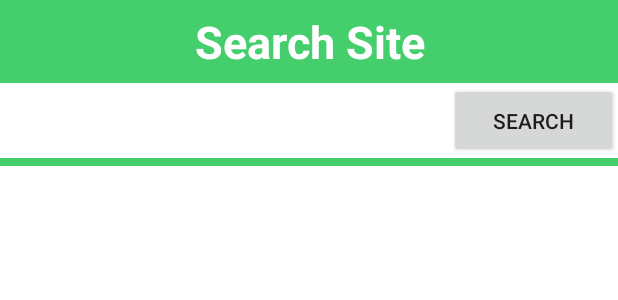
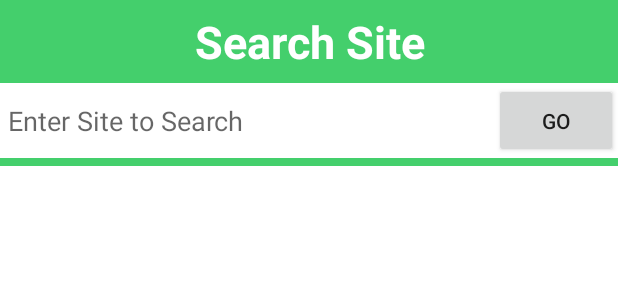
Before and after one commit to rawatrahul/YSL, an Android app: the layout activity_site.xml on its own in the app's theme, with its tools: preview values and no code run, on a phone screen of 412 x 824 dp. Shown: the top 300 px of the screen. Run offline under Robolectric (Android 15) with nearby library versions, the phone set to English and light mode, and no system bars; network calls fail.

Commit message:
small mods

```diff
--- a/app/src/main/res/layout/activity_site.xml
+++ b/app/src/main/res/layout/activity_site.xml
@@ -22,13 +22,15 @@
         <EditText
             android:layout_width="0dp"
             android:layout_weight="0.8"
+            android:padding="5dp"
             android:layout_height="match_parent"
+            android:hint="Enter Site to Search"
             android:background="#fff"
             android:id="@+id/search_string"/>
         <Button
-            android:layout_weight="0.3"
+            android:layout_weight="0.2"
             android:layout_width="0dp"
-            android:text="Search"
+            android:text="Go"
             android:layout_height="match_parent"
             android:id="@+id/search_button"/>
     </LinearLayout>
```
